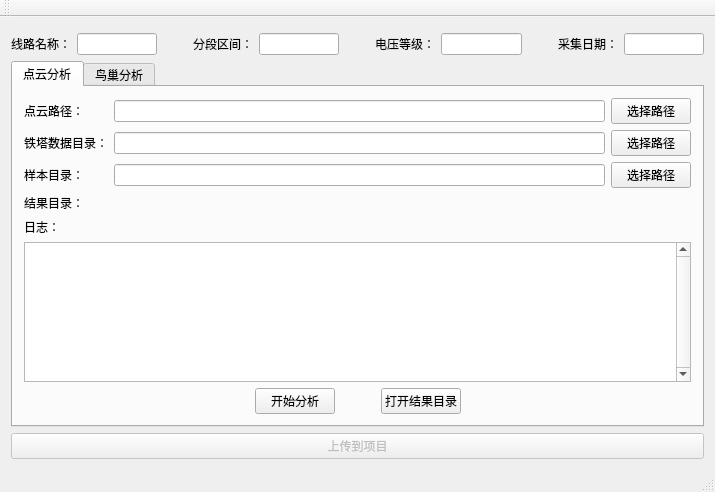
First picture: the form in MainControl/MainControl.ui, repository CreamMilk/pct, before the edit.
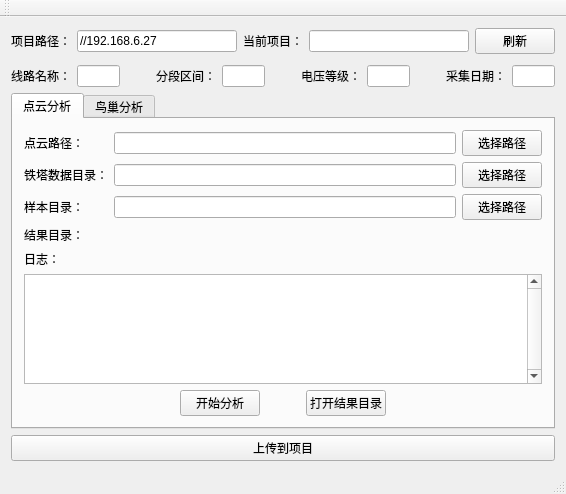
Second picture: the form after the edit.

Diff of the .ui file:
```diff
--- a/MainControl/MainControl.ui
+++ b/MainControl/MainControl.ui
@@ -6,8 +6,8 @@
    <rect>
     <x>0</x>
     <y>0</y>
-    <width>715</width>
-    <height>492</height>
+    <width>566</width>
+    <height>494</height>
    </rect>
   </property>
   <property name="windowTitle">
@@ -15,6 +15,54 @@
   </property>
   <widget class="QWidget" name="centralWidget">
    <layout class="QVBoxLayout" name="verticalLayout">
+    <item>
+     <layout class="QHBoxLayout" name="horizontalLayout">
+      <item>
+       <widget class="QLabel" name="label_5">
+        <property name="text">
+         <string>项目路径：</string>
+        </property>
+       </widget>
+      </item>
+      <item>
+       <widget class="QLineEdit" name="lineEdit_projpath">
+        <property name="text">
+         <string>//192.168.6.27</string>
+        </property>
+       </widget>
+      </item>
+      <item>
+       <widget class="QLabel" name="label_16">
+        <property name="text">
+         <string>当前项目：</string>
+        </property>
+       </widget>
+      </item>
+      <item>
+       <widget class="QLineEdit" name="lineEdit_projname">
+        <property name="text">
+         <string/>
+        </property>
+        <property name="dragEnabled">
+         <bool>false</bool>
+        </property>
+        <property name="readOnly">
+         <bool>true</bool>
+        </property>
+       </widget>
+      </item>
+      <item>
+       <widget class="QPushButton" name="pushButton_5">
+        <property name="enabled">
+         <bool>true</bool>
+        </property>
+        <property name="text">
+         <string>刷新</string>
+        </property>
+       </widget>
+      </item>
+     </layout>
+    </item>
     <item>
      <spacer name="verticalSpacer_2">
       <property name="orientation">
@@ -523,7 +571,7 @@
     <item>
      <widget class="QPushButton" name="pushButton">
       <property name="enabled">
-       <bool>false</bool>
+       <bool>true</bool>
       </property>
       <property name="text">
        <string>上传到项目</string>
```
Left out of the diff: 73 changed lines with no effect on the pictures.
